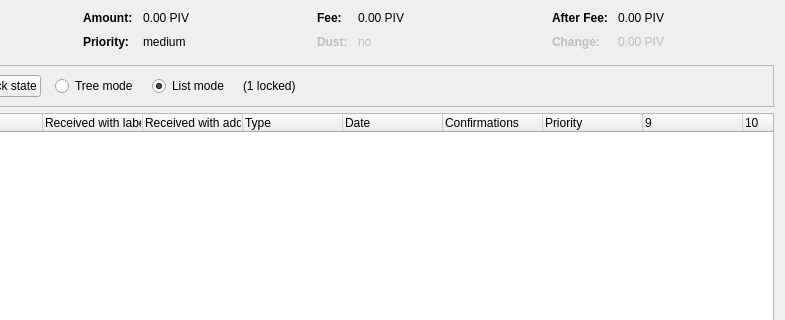
First picture: the form in src/qt/forms/coincontroldialog.ui, repository CryptoCashBack-Hub/CCBC, before the edit; both pictures show x 169 to 954 and y 0 to 320 of the 954 by 500 pixel window.
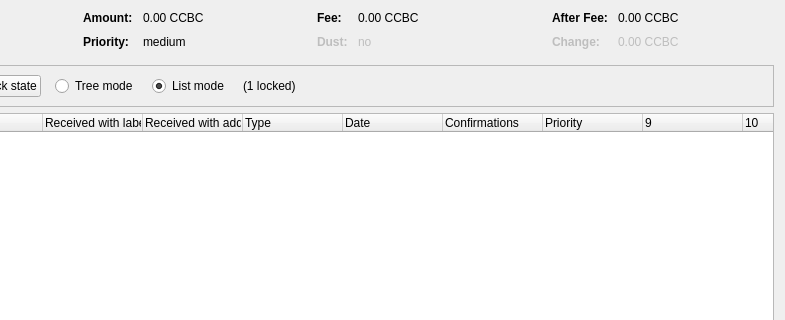
Second picture: the form after the edit. Custom widgets are drawn as their Qt base class.

Patch:
```diff
--- a/src/qt/forms/coincontroldialog.ui
+++ b/src/qt/forms/coincontroldialog.ui
@@ -132,7 +132,7 @@
           <enum>Qt::ActionsContextMenu</enum>
          </property>
          <property name="text">
-          <string notr="true">0.00 PIV</string>
+          <string notr="true">0.00 CCBC</string>
          </property>
          <property name="textInteractionFlags">
           <set>Qt::LinksAccessibleByMouse|Qt::TextSelectableByKeyboard|Qt::TextSelectableByMouse</set>
@@ -206,7 +206,7 @@
           <enum>Qt::ActionsContextMenu</enum>
          </property>
          <property name="text">
-          <string notr="true">0.00 PIV</string>
+          <string notr="true">0.00 CCBC</string>
          </property>
          <property name="textInteractionFlags">
           <set>Qt::LinksAccessibleByMouse|Qt::TextSelectableByKeyboard|Qt::TextSelectableByMouse</set>
@@ -286,7 +286,7 @@
           <enum>Qt::ActionsContextMenu</enum>
          </property>
          <property name="text">
-          <string notr="true">0.00 PIV</string>
+          <string notr="true">0.00 CCBC</string>
          </property>
          <property name="textInteractionFlags">
           <set>Qt::LinksAccessibleByMouse|Qt::TextSelectableByKeyboard|Qt::TextSelectableByMouse</set>
@@ -321,7 +321,7 @@
           <enum>Qt::ActionsContextMenu</enum>
          </property>
          <property name="text">
-          <string notr="true">0.00 PIV</string>
+          <string notr="true">0.00 CCBC</string>
          </property>
          <property name="textInteractionFlags">
           <set>Qt::LinksAccessibleByMouse|Qt::TextSelectableByKeyboard|Qt::TextSelectableByMouse</set>
```
